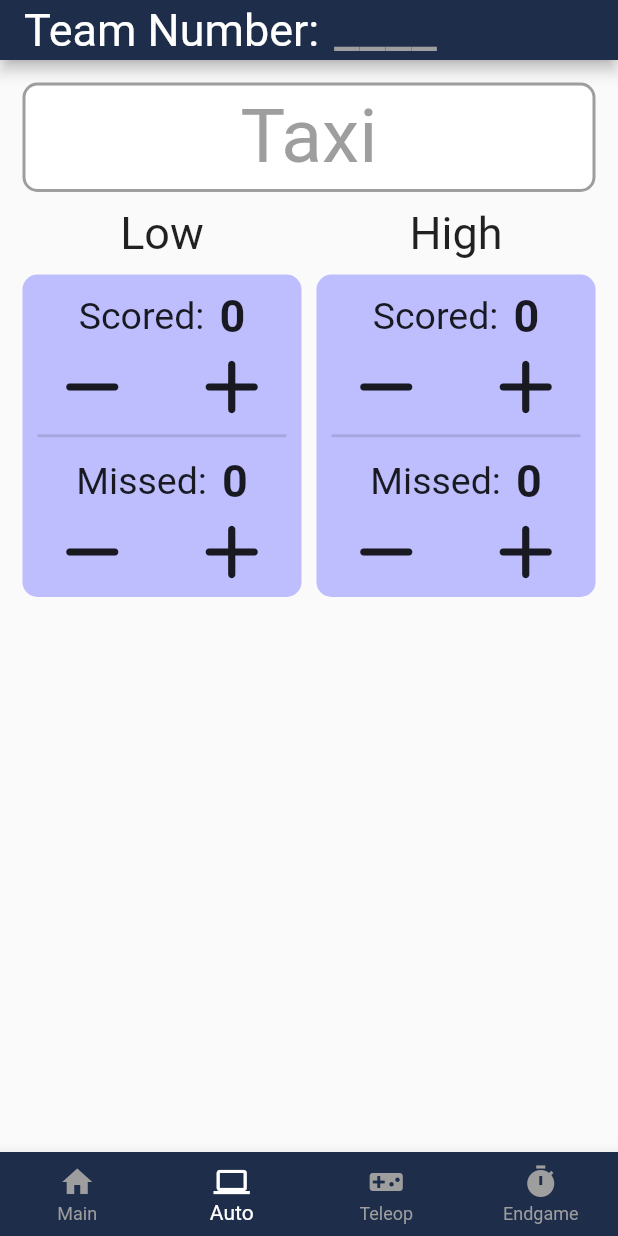
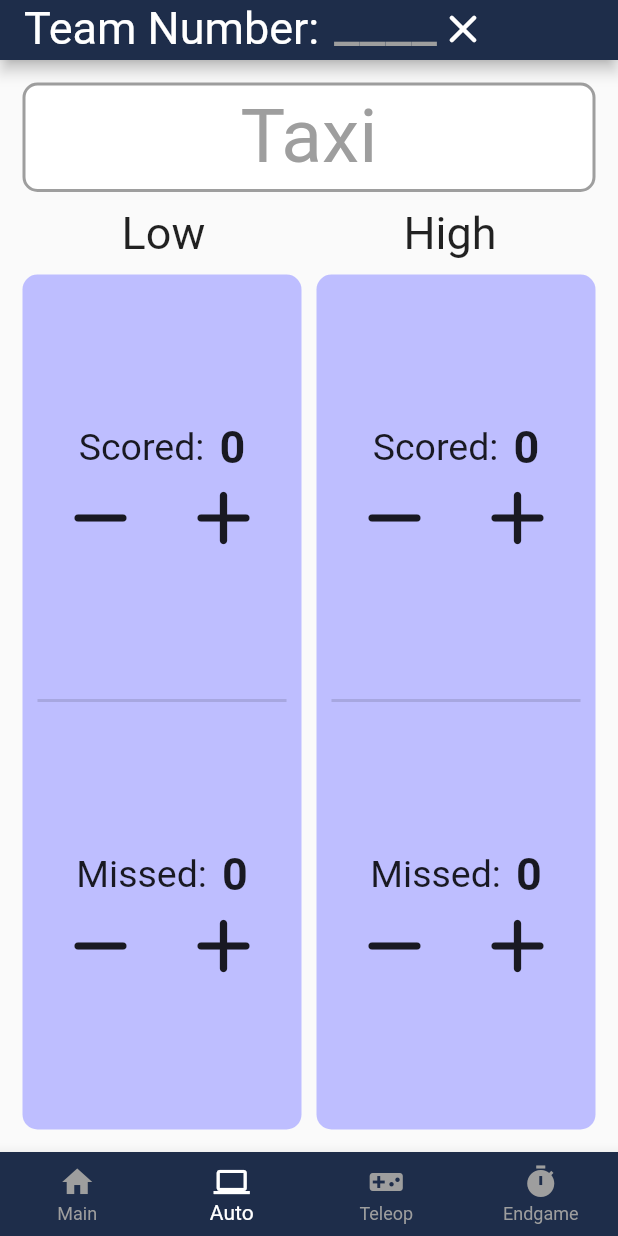
Before and after one commit to Bolt7/scouting_app_2022, a Flutter app: the screen it shows after launch, item 2 of the bottom bar chosen, on a phone screen of 412 x 824 dp. Run offline on Flutter 3.47's test engine with Material 2 defaults, Android fonts, the phone set to English and light mode, and no system bars; our stand-ins replace csv, qr_flutter, shared_preferences.

Commit message:
Rework - 2

```diff
--- a/lib/main.dart
+++ b/lib/main.dart
@@ -1,6 +1,7 @@
 import 'dart:async';
 
 import 'package:flutter/material.dart';
+import 'package:scouting_app_2022/pages/qr_page.dart';
 
 import '../pages/auto_page.dart';
 import '../pages/endgame_page.dart';
@@ -9,9 +10,7 @@ import '../pages/teleop_page.dart';
 import '../utils/appbar.dart';
 import '../utils/palette.dart';
 
-void main() {
-  runApp(const MyApp());
-}
+void main() => runApp(const MyApp());
 
 class MyApp extends StatelessWidget {
   const MyApp({Key? key}) : super(key: key);
@@ -19,18 +18,14 @@ class MyApp extends StatelessWidget {
   Widget build(BuildContext context) {
     return MaterialApp(
       title: "Scouting App 2022",
-      theme: ThemeData(
-        primarySwatch: Palette.primaryColor,
-      ),
-      home: const MyHomePage(title: "Scouting App"),
+      theme: ThemeData(primarySwatch: Palette.primaryColor),
+      home: const MyHomePage(),
     );
   }
 }
 
 class MyHomePage extends StatefulWidget {
-  const MyHomePage({Key? key, required this.title}) : super(key: key);
-
-  final String title;
+  const MyHomePage({Key? key}) : super(key: key);
 
   @override
   State<MyHomePage> createState() => _MyHomePageState();
@@ -42,17 +37,19 @@ class _MyHomePageState extends State<MyHomePage> {
   int _selectedPage = 0;
 
   void _autoButtonFunction() async {
-    if (_showTimer) return;
+    if (_showTimer) {
+      setState(() => _showTimer = false);
+      return;
+    }
 
     // start of auto
     setState(() {
       _selectedPage = 1;
       _showTimer = true;
-      _time = 15;
     });
 
     for (int i = 150; i > 0; i--) {
-      await Future.delayed(const Duration(seconds: 1));
+      if (_showTimer == false) return;
       setState(() {
         if (i > 135) {
           _time = i - 135;
@@ -63,6 +60,7 @@ class _MyHomePageState extends State<MyHomePage> {
           _time = i;
         }
       });
+      await Future.delayed(const Duration(seconds: 1));
     }
 
     setState(() {
@@ -73,10 +71,14 @@ class _MyHomePageState extends State<MyHomePage> {
 
   // Page Navigation
   late final List<Widget> _pages = <Widget>[
-    HomePage(autoButtonFunction: _autoButtonFunction),
+    HomePage(
+      qrButtonFunction: () => setState(() => _selectedPage = 4),
+      autoButtonFunction: _autoButtonFunction,
+    ),
     const AutoPage(),
     const TeleopPage(),
     const EndgamePage(),
+    const QRPage(),
   ];
   void _onNavigationItemTapped(int index) {
     setState(() => _selectedPage = index);
@@ -90,13 +92,14 @@ class _MyHomePageState extends State<MyHomePage> {
   @override
   Widget build(BuildContext context) {
     return Scaffold(
+      resizeToAvoidBottomInset: false,
       appBar: const CustomAppBar(),
       bottomNavigationBar: BottomNavigationBar(
         backgroundColor: Palette.primaryColor,
         unselectedItemColor: Palette.inactiveButton,
         fixedColor: Palette.primaryContrast,
         type: BottomNavigationBarType.fixed,
-        currentIndex: _selectedPage,
+        currentIndex: _selectedPage % 4, // QR (4) shows first page on navbar
         onTap: _onNavigationItemTapped,
         items: const [
           BottomNavigationBarItem(
--- a/lib/pages/auto_page.dart
+++ b/lib/pages/auto_page.dart
@@ -53,8 +53,8 @@ class _AutoPageState extends State<AutoPage> {
 
   @override
   Widget build(BuildContext context) {
-    return ListView(
-      scrollDirection: Axis.vertical,
+    return Flex(
+      direction: Axis.vertical,
       children: [
         CustomButton(
           text: "Taxi",
@@ -63,22 +63,36 @@ class _AutoPageState extends State<AutoPage> {
         ),
         const SizedBox(height: 10),
         Row(
-          children: [
-            Expanded(
-              child: Column(
-                children: [
-                  const Text(
+          mainAxisAlignment: MainAxisAlignment.spaceAround,
+          children: const [
+            Text(
               "Low",
               style: TextStyle(
                 fontSize: 30,
               ),
             ),
+            Text(
+              "High",
+              style: TextStyle(
+                fontSize: 30,
+              ),
+            ),
+          ],
+        ),
         const SizedBox(height: 10),
-                  Tile(
-                    child: Column(
+        Flexible(
+          flex: 2,
+          child: Row(
             children: [
-                        const SizedBox(height: 10),
-                        Counter(
+              Expanded(
+                child: Tile(
+                  child: Flex(
+                    direction: Axis.vertical,
+                    children: [
+                      const SizedBox(height: 5),
+                      Flexible(
+                        fit: FlexFit.tight,
+                        child: Counter(
                           label: "Scored:",
                           value: _lowHits,
                           onIncrease: () => setState(() => _lowHits++),
@@ -86,14 +100,17 @@ class _AutoPageState extends State<AutoPage> {
                             if (_lowHits > 0) _lowHits--;
                           }),
                         ),
+                      ),
                       const Divider(
                         thickness: 2,
                         indent: 10,
                         endIndent: 10,
-                          height: 5,
+                        height: 0,
                       ),
-                        const SizedBox(height: 10),
-                        Counter(
+                      const SizedBox(height: 5),
+                      Flexible(
+                        fit: FlexFit.tight,
+                        child: Counter(
                           label: "Missed:",
                           value: _lowMisses,
                           onIncrease: () => setState(() => _lowMisses++),
@@ -101,28 +118,21 @@ class _AutoPageState extends State<AutoPage> {
                             if (_lowMisses > 0) _lowMisses--;
                           }),
                         ),
-                      ],
-                    ),
                       ),
                     ],
                   ),
                 ),
+              ),
               const SizedBox(width: 10),
               Expanded(
-              child: Column(
+                child: Tile(
+                  child: Flex(
+                    direction: Axis.vertical,
                     children: [
-                  const Text(
-                    "High",
-                    style: TextStyle(
-                      fontSize: 30,
-                    ),
-                  ),
-                  const SizedBox(height: 10),
-                  Tile(
-                    child: Column(
-                      children: [
-                        const SizedBox(height: 10),
-                        Counter(
+                      const SizedBox(height: 5),
+                      Flexible(
+                        fit: FlexFit.tight,
+                        child: Counter(
                           label: "Scored:",
                           value: _highHits,
                           onIncrease: () => setState(() => _highHits++),
@@ -130,14 +140,17 @@ class _AutoPageState extends State<AutoPage> {
                             if (_highHits > 0) _highHits--;
                           }),
                         ),
+                      ),
                       const Divider(
                         thickness: 2,
                         indent: 10,
                         endIndent: 10,
-                          height: 5,
+                        height: 0,
                       ),
-                        const SizedBox(height: 10),
-                        Counter(
+                      const SizedBox(height: 5),
+                      Flexible(
+                        fit: FlexFit.tight,
+                        child: Counter(
                           label: "Missed:",
                           value: _highMisses,
                           onIncrease: () => setState(() => _highMisses++),
@@ -145,15 +158,15 @@ class _AutoPageState extends State<AutoPage> {
                             if (_highMisses > 0) _highMisses--;
                           }),
                         ),
+                      ),
                     ],
+                  ),
                 ),
               ),
             ],
           ),
         ),
       ],
-        ),
-      ],
     );
   }
 }
--- a/lib/utils/appbar.dart
+++ b/lib/utils/appbar.dart
@@ -15,17 +15,17 @@ class CustomAppBar extends StatefulWidget implements PreferredSizeWidget {
 }
 
 class _CustomAppBarState extends State<CustomAppBar> {
-  final _teamNameController = TextEditingController();
+  final _teamNumberController = TextEditingController();
 
   Future _getData() async {
     final preferences = await SharedPreferences.getInstance();
     setState(
-        () => _teamNameController.text = preferences.getString("Team") ?? "");
+        () => _teamNumberController.text = preferences.getString("Team") ?? "");
   }
 
   Future _saveData() async {
     final preferences = await SharedPreferences.getInstance();
-    preferences.setString("Team", _teamNameController.text);
+    preferences.setString("Team", _teamNumberController.text);
   }
 
   @override
@@ -45,29 +45,34 @@ class _CustomAppBarState extends State<CustomAppBar> {
     return AppBar(
       title: Row(
         children: [
-          const Text(
-            "Team Number:",
-            style: TextStyle(
-              color: Palette.primaryContrast,
-              fontWeight: FontWeight.normal,
-              fontSize: 30,
+          const Baseline(
+            baseline: 25,
+            baselineType: TextBaseline.alphabetic,
+            child: Text(
+              "Team Number:",
+              style: TextStyle(
+                color: Palette.primaryContrast,
+                fontWeight: FontWeight.normal,
+                fontSize: 30,
+              ),
             ),
           ),
           const SizedBox(width: 10),
-          Expanded(
-            child: Padding(
-              padding: const EdgeInsets.only(top: 13),
+          Baseline(
+            baseline: 60,
+            baselineType: TextBaseline.alphabetic,
+            child: SizedBox(
+              width: 70,
               child: TextField(
-                textAlignVertical: TextAlignVertical.bottom,
                 maxLength: 4,
                 keyboardType: TextInputType.number,
-                controller: _teamNameController,
-                onSubmitted: (_) async {
+                controller: _teamNumberController,
+                onChanged: (_) async {
                   final preferences = await SharedPreferences.getInstance();
-                  preferences.setString("Team", _teamNameController.text);
+                  preferences.setString("Team", _teamNumberController.text);
                 },
                 decoration: const InputDecoration(
-                  contentPadding: EdgeInsets.zero,
+                  // contentPadding: EdgeInsets.zero,
                   border: InputBorder.none,
                   hintText: "____",
                   hintStyle: TextStyle(
@@ -75,7 +80,6 @@ class _CustomAppBarState extends State<CustomAppBar> {
                     color: Palette.inactiveButton,
                   ),
                 ),
-                showCursor: false,
                 style: const TextStyle(
                   fontSize: 30,
                   color: Palette.primaryContrast,
@@ -84,6 +88,21 @@ class _CustomAppBarState extends State<CustomAppBar> {
               ),
             ),
           ),
+          Baseline(
+            baseline: 30,
+            baselineType: TextBaseline.ideographic,
+            child: GestureDetector(
+              onTap: () async {
+                setState(() => _teamNumberController.text = "");
+                final preferences = await SharedPreferences.getInstance();
+                preferences.setString("Team", "");
+              },
+              child: const Icon(
+                Icons.clear_rounded,
+                size: 32,
+              ),
+            ),
+          ),
         ],
       ),
     );
--- a/lib/utils/counter.dart
+++ b/lib/utils/counter.dart
@@ -22,9 +22,12 @@ class Counter extends StatelessWidget {
 
   @override
   Widget build(BuildContext context) {
-    return Column(
+    return Flex(
+      mainAxisAlignment: MainAxisAlignment.center,
+      direction: Axis.vertical,
       children: [
-        Row(
+        Flexible(
+          child: Row(
             mainAxisAlignment: MainAxisAlignment.center,
             children: [
               Text(
@@ -43,10 +46,12 @@ class Counter extends StatelessWidget {
               ),
             ],
           ),
-        Row(
+        ),
+        Flexible(
+          child: Row(
+            mainAxisAlignment: MainAxisAlignment.spaceEvenly,
             children: [
-            Expanded(
-              child: GestureDetector(
+              GestureDetector(
                 onTap: () {
                   onDecrease();
                   HapticFeedback.lightImpact();
@@ -57,9 +62,7 @@ class Counter extends StatelessWidget {
                   size: 60,
                 ),
               ),
-            ),
-            Expanded(
-              child: GestureDetector(
+              GestureDetector(
                 onTap: () {
                   onIncrease();
                   HapticFeedback.lightImpact();
@@ -70,8 +73,8 @@ class Counter extends StatelessWidget {
                   size: 60,
                 ),
               ),
+            ],
           ),
-          ],
         ),
       ],
     );
```
Also changed, not shown: lib/pages/endgame_page.dart (+1 -15 lines), lib/pages/home_page.dart (+8 -12 lines), lib/pages/qr_page.dart (+5 -5 lines), lib/pages/teleop_page.dart (+113 -98 lines), pubspec.yaml (line endings or trailing spaces). Lines whose indentation alone changed are shown as unchanged.
